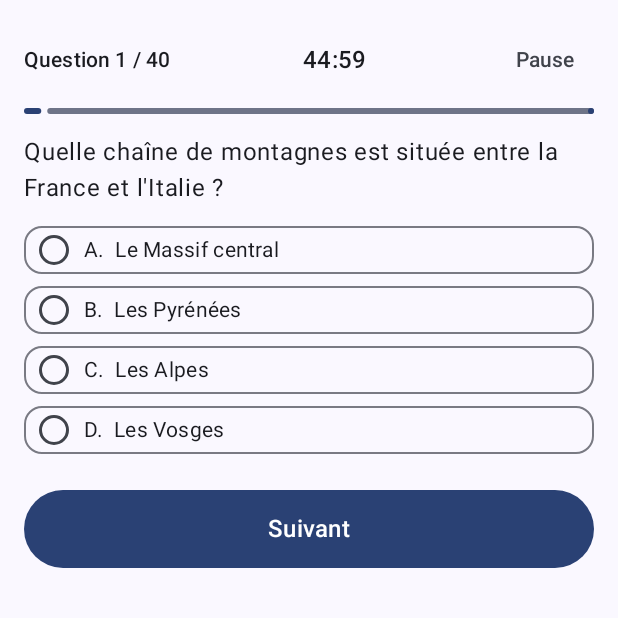
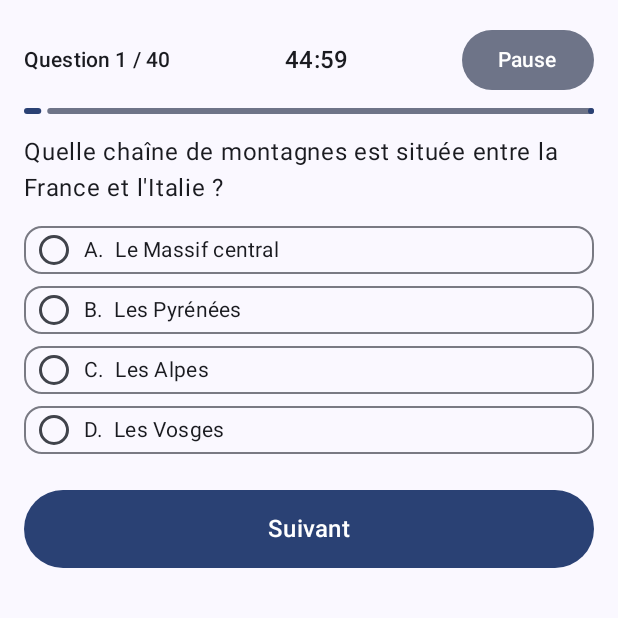
Before and after one commit to borisboiakki/QCM_France, an Android app built with Jetpack Compose: the screen it shows after launch (MainActivity), after a tap on an icon or button, on a phone screen of 412 x 824 dp, the top half of it. Run offline under Robolectric (Android 15) with nearby library versions, the phone set to English and light mode, and no system bars; our stand-ins replace Dagger/Hilt's generated code, Room's generated code; pictures from the network do not load.

Commit message:
style(quiz): bouton Pause en FilledTonalButton
Le bouton Pause n'était qu'un TextButton en couleur atténuée : il ressemblait
à un simple libellé. FilledTonalButton lui donne un fond en pilule
(secondaryContainer du thème) qui le rend clairement actionnable, sans
concurrencer le bouton principal Suivant/Terminer.

Co-Authored-By: Claude Fable 5 <noreply@anthropic.com>
Claude-Session: https://claude.ai/code/session_01YUFjE4U26ygqGgW7cvYAhV

```diff
--- a/app/src/main/java/com/example/qcmfrance/ui/screen/QuizScreen.kt
+++ b/app/src/main/java/com/example/qcmfrance/ui/screen/QuizScreen.kt
@@ -18,13 +18,13 @@ import androidx.compose.foundation.selection.selectableGroup
 import androidx.compose.foundation.verticalScroll
 import androidx.compose.material3.Button
 import androidx.compose.material3.CircularProgressIndicator
+import androidx.compose.material3.FilledTonalButton
 import androidx.compose.material3.LinearProgressIndicator
 import androidx.compose.material3.MaterialTheme
 import androidx.compose.material3.OutlinedCard
 import androidx.compose.material3.RadioButton
 import androidx.compose.material3.Scaffold
 import androidx.compose.material3.Text
-import androidx.compose.material3.TextButton
 import androidx.compose.runtime.Composable
 import androidx.compose.runtime.DisposableEffect
 import androidx.compose.runtime.remember
@@ -116,11 +116,10 @@ fun QuizScreen(
                     style = MaterialTheme.typography.titleMedium,
                     color = timerColor
                 )
-                TextButton(onClick = onPause) {
+                FilledTonalButton(onClick = onPause) {
                     Text(
                         text = stringResource(R.string.quiz_pause),
-                        style = MaterialTheme.typography.labelLarge,
-                        color = MaterialTheme.colorScheme.onSurfaceVariant
+                        style = MaterialTheme.typography.labelLarge
                     )
                 }
             }
```
